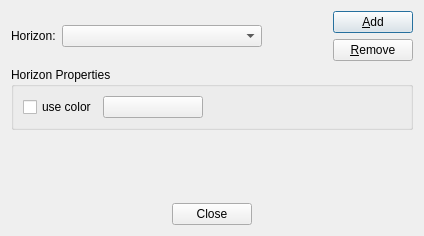
fsoos74/su, file Viewer3D/edithorizonsdialog.ui: the form before one commit.
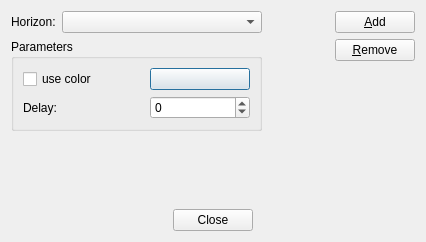
The form after the commit. Custom widgets are drawn as their Qt base class.

Commit message: -replaced horizonmanager with horizonmodel. -horizon def includes horizon. -horizon def has a delay param. -edit horizondialog also uses delay. -generic name function for slices (slicemodel).

The edit to the form file:
```diff
--- a/Viewer3D/edithorizonsdialog.ui
+++ b/Viewer3D/edithorizonsdialog.ui
@@ -6,20 +6,28 @@
    <rect>
     <x>0</x>
     <y>0</y>
-    <width>424</width>
-    <height>236</height>
+    <width>426</width>
+    <height>242</height>
    </rect>
   </property>
   <property name="windowTitle">
    <string>Dialog</string>
   </property>
-  <layout class="QVBoxLayout" name="verticalLayout_2">
-   <item>
-    <layout class="QHBoxLayout" name="horizontalLayout_4">
+  <layout class="QVBoxLayout" name="verticalLayout_3">
      <item>
       <layout class="QHBoxLayout" name="horizontalLayout_3">
        <item>
+      <layout class="QVBoxLayout" name="verticalLayout_2">
+       <item>
+        <layout class="QHBoxLayout" name="horizontalLayout_2">
+         <item>
         <widget class="QLabel" name="label">
+           <property name="sizePolicy">
+            <sizepolicy hsizetype="Minimum" vsizetype="Preferred">
+             <horstretch>0</horstretch>
+             <verstretch>0</verstretch>
+            </sizepolicy>
+           </property>
          <property name="text">
           <string>Horizon:</string>
          </property>
@@ -44,52 +52,19 @@
       </layout>
      </item>
      <item>
-      <spacer name="horizontalSpacer_4">
-       <property name="orientation">
-        <enum>Qt::Horizontal</enum>
-       </property>
-       <property name="sizeHint" stdset="0">
-        <size>
-         <width>40</width>
-         <height>20</height>
-        </size>
-       </property>
-      </spacer>
-     </item>
-     <item>
-      <layout class="QVBoxLayout" name="verticalLayout">
-       <item>
-        <widget class="QPushButton" name="pbAdd">
-         <property name="text">
-          <string>&amp;Add</string>
-         </property>
-        </widget>
-       </item>
-       <item>
-        <widget class="QPushButton" name="pbRemove">
-         <property name="text">
-          <string>&amp;Remove</string>
-         </property>
-        </widget>
-       </item>
-      </layout>
-     </item>
-    </layout>
-   </item>
-   <item>
     <widget class="QGroupBox" name="groupBox">
      <property name="title">
-      <string>Horizon Properties</string>
-     </property>
-     <layout class="QHBoxLayout" name="horizontalLayout_2">
-      <item>
+          <string>Parameters</string>
+         </property>
+         <layout class="QGridLayout" name="gridLayout">
+          <item row="0" column="0">
        <widget class="QCheckBox" name="cbUseColor">
         <property name="text">
          <string>use color</string>
         </property>
        </widget>
       </item>
-      <item>
+          <item row="0" column="1">
        <widget class="ColorButton" name="cbColor">
         <property name="sizePolicy">
          <sizepolicy hsizetype="Fixed" vsizetype="Fixed">
@@ -108,21 +83,85 @@
         </property>
        </widget>
       </item>
+          <item row="1" column="0">
+           <widget class="QLabel" name="label_2">
+            <property name="sizePolicy">
+             <sizepolicy hsizetype="Minimum" vsizetype="Preferred">
+              <horstretch>0</horstretch>
+              <verstretch>0</verstretch>
+             </sizepolicy>
+            </property>
+            <property name="text">
+             <string>Delay:</string>
+            </property>
+           </widget>
+          </item>
+          <item row="1" column="1">
+           <widget class="QSpinBox" name="sbDelay">
+            <property name="minimumSize">
+             <size>
+              <width>80</width>
+              <height>0</height>
+             </size>
+            </property>
+            <property name="minimum">
+             <number>-100</number>
+            </property>
+            <property name="maximum">
+             <number>100</number>
+            </property>
+           </widget>
+          </item>
+         </layout>
+        </widget>
+       </item>
+      </layout>
+     </item>
       <item>
-       <spacer name="horizontalSpacer_3">
+      <spacer name="horizontalSpacer_4">
         <property name="orientation">
          <enum>Qt::Horizontal</enum>
         </property>
         <property name="sizeHint" stdset="0">
          <size>
-          <width>128</width>
+         <width>40</width>
           <height>20</height>
          </size>
         </property>
        </spacer>
       </item>
-     </layout>
-    </widget>
+     <item>
+      <layout class="QVBoxLayout" name="verticalLayout">
+       <item>
+        <widget class="QPushButton" name="pbAdd">
+         <property name="text">
+          <string>&amp;Add</string>
+         </property>
+        </widget>
+       </item>
+       <item>
+        <widget class="QPushButton" name="pbRemove">
+         <property name="text">
+          <string>&amp;Remove</string>
+         </property>
+        </widget>
+       </item>
+       <item>
+        <spacer name="verticalSpacer_3">
+         <property name="orientation">
+          <enum>Qt::Vertical</enum>
+         </property>
+         <property name="sizeHint" stdset="0">
+          <size>
+           <width>20</width>
+           <height>40</height>
+          </size>
+         </property>
+        </spacer>
+       </item>
+      </layout>
+     </item>
+    </layout>
    </item>
    <item>
     <spacer name="verticalSpacer">
```
Lines whose indentation alone changed are shown as unchanged. The commit also changes 19 other files.
